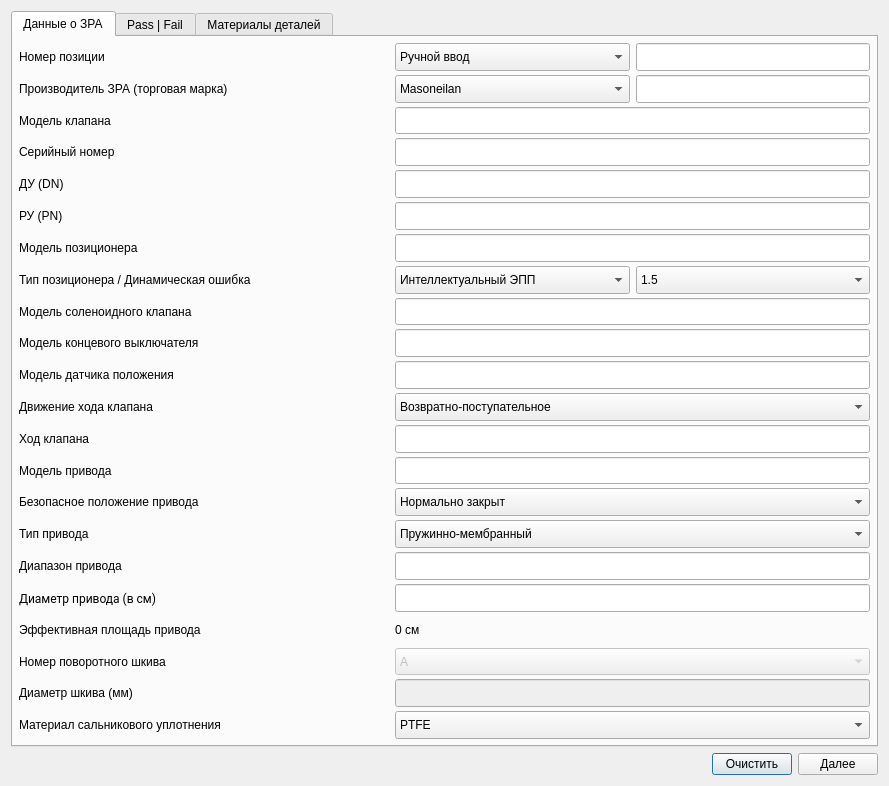
Old version of the form Src/Ui/Setup/ValveWindow.ui in the repository Rekvim/MpiSkiLite.
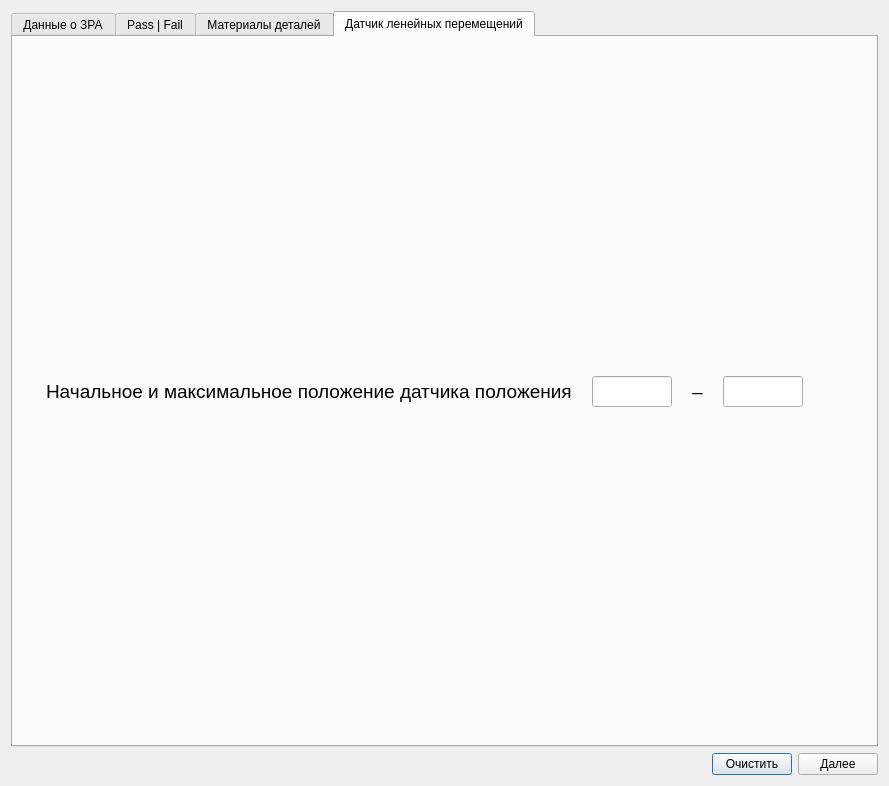
New version of the form.

```diff
--- a/Src/Ui/Setup/ValveWindow.ui
+++ b/Src/Ui/Setup/ValveWindow.ui
@@ -36,7 +36,7 @@
       <enum>Qt::FocusPolicy::NoFocus</enum>
      </property>
      <property name="currentIndex">
-      <number>0</number>
+      <number>3</number>
      </property>
      <widget class="QWidget" name="tab_data">
       <property name="sizePolicy">
@@ -2011,6 +2011,9 @@
               <pointsize>9</pointsize>
              </font>
             </property>
+            <property name="text">
+             <string>50</string>
+            </property>
             <property name="dragEnabled">
              <bool>false</bool>
             </property>
@@ -2935,6 +2938,188 @@
        </item>
       </layout>
      </widget>
+     <widget class="QWidget" name="tab">
+      <attribute name="title">
+       <string>Датчик ленейных перемещений</string>
+      </attribute>
+      <layout class="QHBoxLayout" name="horizontalLayout_7">
+       <item>
+        <spacer name="horizontalSpacer_2">
+         <property name="orientation">
+          <enum>Qt::Orientation::Horizontal</enum>
+         </property>
+         <property name="sizeHint" stdset="0">
+          <size>
+           <width>10</width>
+           <height>20</height>
+          </size>
+         </property>
+        </spacer>
+       </item>
+       <item>
+        <layout class="QVBoxLayout" name="verticalLayout_4">
+         <item>
+          <spacer name="verticalSpacer_3">
+           <property name="orientation">
+            <enum>Qt::Orientation::Vertical</enum>
+           </property>
+           <property name="sizeHint" stdset="0">
+            <size>
+             <width>20</width>
+             <height>40</height>
+            </size>
+           </property>
+          </spacer>
+         </item>
+         <item>
+          <widget class="QWidget" name="widget_crossingLimits_spring_2" native="true">
+           <property name="font">
+            <font>
+             <pointsize>20</pointsize>
+            </font>
+           </property>
+           <layout class="QHBoxLayout" name="horizontalLayout_11">
+            <property name="spacing">
+             <number>20</number>
+            </property>
+            <item>
+             <widget class="QLabel" name="label_3">
+              <property name="font">
+               <font>
+                <pointsize>14</pointsize>
+               </font>
+              </property>
+              <property name="text">
+               <string>Начальное и максимальное положение датчика положения</string>
+              </property>
+             </widget>
+            </item>
+            <item>
+             <widget class="QLineEdit" name="lineEdit_linearMin">
+              <property name="sizePolicy">
+               <sizepolicy hsizetype="Preferred" vsizetype="Fixed">
+                <horstretch>0</horstretch>
+                <verstretch>0</verstretch>
+               </sizepolicy>
+              </property>
+              <property name="minimumSize">
+               <size>
+                <width>80</width>
+                <height>0</height>
+               </size>
+              </property>
+              <property name="maximumSize">
+               <size>
+                <width>50</width>
+                <height>16777215</height>
+               </size>
+              </property>
+              <property name="font">
+               <font>
+                <pointsize>14</pointsize>
+               </font>
+              </property>
+              <property name="alignment">
+               <set>Qt::AlignmentFlag::AlignCenter</set>
+              </property>
+             </widget>
+            </item>
+            <item>
+             <widget class="QLabel" name="label_crossingLimits_spring_2">
+              <property name="font">
+               <font>
+                <pointsize>14</pointsize>
+               </font>
+              </property>
+              <property name="text">
+               <string>–</string>
+              </property>
+             </widget>
+            </item>
+            <item>
+             <widget class="QLineEdit" name="lineEdit_linearMax">
+              <property name="sizePolicy">
+               <sizepolicy hsizetype="Preferred" vsizetype="Fixed">
+                <horstretch>0</horstretch>
+                <verstretch>0</verstretch>
+               </sizepolicy>
+              </property>
+              <property name="minimumSize">
+               <size>
+                <width>80</width>
+                <height>0</height>
+               </size>
+              </property>
+              <property name="maximumSize">
+               <size>
+                <width>50</width>
+                <height>16777215</height>
+               </size>
+              </property>
+              <property name="font">
+               <font>
+                <pointsize>14</pointsize>
+               </font>
+              </property>
+              <property name="text">
+               <string/>
+              </property>
+              <property name="alignment">
+               <set>Qt::AlignmentFlag::AlignCenter</set>
+              </property>
+             </widget>
+            </item>
+            <item>
+             <spacer name="horizontalSpacer_crossingLimits_spring_2">
+              <property name="font">
+               <font>
+                <pointsize>20</pointsize>
+               </font>
+              </property>
+              <property name="orientation">
+               <enum>Qt::Orientation::Horizontal</enum>
+              </property>
+              <property name="sizeHint" stdset="0">
+               <size>
+                <width>40</width>
+                <height>20</height>
+               </size>
+              </property>
+             </spacer>
+            </item>
+           </layout>
+          </widget>
+         </item>
+         <item>
+          <spacer name="verticalSpacer_4">
+           <property name="orientation">
+            <enum>Qt::Orientation::Vertical</enum>
+           </property>
+           <property name="sizeHint" stdset="0">
+            <size>
+             <width>20</width>
+             <height>40</height>
+            </size>
+           </property>
+          </spacer>
+         </item>
+        </layout>
+       </item>
+       <item>
+        <spacer name="horizontalSpacer_4">
+         <property name="orientation">
+          <enum>Qt::Orientation::Horizontal</enum>
+         </property>
+         <property name="sizeHint" stdset="0">
+          <size>
+           <width>10</width>
+           <height>20</height>
+          </size>
+         </property>
+        </spacer>
+       </item>
+      </layout>
+     </widget>
     </widget>
    </item>
    <item>
```
